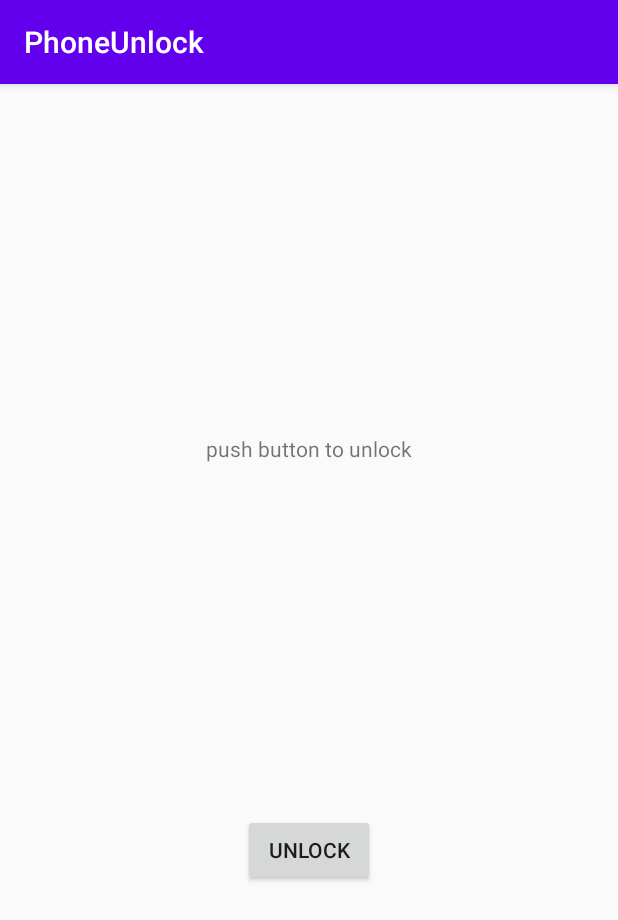
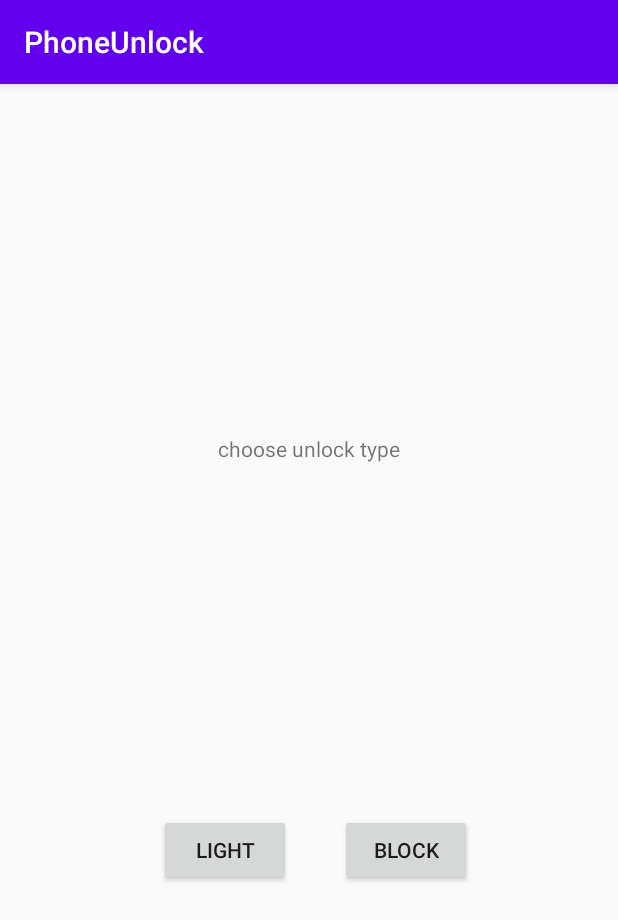
Before and after one commit to mitchgoertzen/Phone_Unlock, an Android app: the screen it shows after launch (MainActivity), on a phone screen of 412 x 824 dp. Shown: the top 920 px of the screen. Run offline under Robolectric (Android 15) with nearby library versions, the phone set to English and light mode, and no system bars.

Commit message:
create starting template

```diff
--- /dev/null
+++ b/app/src/main/java/com/example/phoneunlock/HomeScreen.java
@@ -0,0 +1,42 @@
+package com.example.phoneunlock;
+
+        import android.os.Bundle;
+        import android.view.LayoutInflater;
+        import android.view.View;
+        import android.view.ViewGroup;
+
+        import androidx.annotation.NonNull;
+        import androidx.fragment.app.Fragment;
+        import androidx.navigation.fragment.NavHostFragment;
+
+public class HomeScreen extends Fragment {
+
+    @Override
+    public View onCreateView(
+            LayoutInflater inflater, ViewGroup container,
+            Bundle savedInstanceState
+    ) {
+        // Inflate the layout for this fragment
+        return inflater.inflate(R.layout.home_screen, container, false);
+    }
+
+    public void onViewCreated(@NonNull View view, Bundle savedInstanceState) {
+        super.onViewCreated(view, savedInstanceState);
+
+        view.findViewById(R.id.button_light).setOnClickListener(new View.OnClickListener() {
+            @Override
+            public void onClick(View view) {
+                NavHostFragment.findNavController(HomeScreen.this)
+                        .navigate(R.id.Home_to_Light);
+            }
+        });
+
+        view.findViewById(R.id.button_block).setOnClickListener(new View.OnClickListener() {
+            @Override
+            public void onClick(View view) {
+                NavHostFragment.findNavController(HomeScreen.this)
+                        .navigate(R.id.Home_to_Block);
+            }
+        });
+    }
+}
--- a/app/src/main/res/layout/fragment_first.xml
+++ b/app/src/main/res/layout/block_unlock.xml
@@ -4,19 +4,20 @@
     xmlns:tools="http://schemas.android.com/tools"
     android:layout_width="match_parent"
     android:layout_height="match_parent"
-    tools:context=".FirstFragment">
+    tools:context=".BlockUnlock">
+
     <TextView
         android:id="@+id/textview_first"
         android:layout_width="wrap_content"
         android:layout_height="wrap_content"
-        android:text="push button to unlock"
-        app:layout_constraintBottom_toTopOf="@id/button_first"
+        android:text="move blocks to unlock"
+        app:layout_constraintBottom_toTopOf="@id/button_blockunlock"
         app:layout_constraintEnd_toEndOf="parent"
         app:layout_constraintStart_toStartOf="parent"
         app:layout_constraintTop_toTopOf="parent" />
 
     <Button
-        android:id="@+id/button_first"
+        android:id="@+id/button_blockunlock"
         android:layout_width="wrap_content"
         android:layout_height="wrap_content"
         android:text="unlock"
@@ -25,5 +26,4 @@
         app:layout_constraintStart_toStartOf="parent"
         app:layout_constraintTop_toBottomOf="@id/textview_first" />
 
-
 </androidx.constraintlayout.widget.ConstraintLayout>
--- a/app/src/main/res/layout/fragment_second.xml
+++ b/app/src/main/res/layout/home_screen.xml
@@ -4,24 +4,39 @@
     xmlns:tools="http://schemas.android.com/tools"
     android:layout_width="match_parent"
     android:layout_height="match_parent"
-    tools:context=".SecondFragment">
-
+    tools:context=".HomeScreen">
     <TextView
-        android:id="@+id/textview_second"
+        android:id="@+id/textview_first"
         android:layout_width="wrap_content"
         android:layout_height="wrap_content"
-        app:layout_constraintBottom_toTopOf="@id/button_second"
+        android:text="choose unlock type"
+        app:layout_constraintBottom_toTopOf="@id/button_light"
         app:layout_constraintEnd_toEndOf="parent"
         app:layout_constraintStart_toStartOf="parent"
         app:layout_constraintTop_toTopOf="parent" />
 
     <Button
-        android:id="@+id/button_second"
+        android:id="@+id/button_light"
         android:layout_width="wrap_content"
         android:layout_height="wrap_content"
-        android:text="@string/previous"
+        android:text="light"
         app:layout_constraintBottom_toBottomOf="parent"
         app:layout_constraintEnd_toEndOf="parent"
+        app:layout_constraintHorizontal_bias="0.328"
         app:layout_constraintStart_toStartOf="parent"
-        app:layout_constraintTop_toBottomOf="@id/textview_second" />
+        app:layout_constraintTop_toBottomOf="@id/textview_first" />
+
+    <Button
+        android:id="@+id/button_block"
+        android:layout_width="wrap_content"
+        android:layout_height="wrap_content"
+        android:text="block"
+        app:layout_constraintBottom_toBottomOf="parent"
+        app:layout_constraintEnd_toEndOf="parent"
+        app:layout_constraintHorizontal_bias="0.699"
+        app:layout_constraintStart_toStartOf="parent"
+        app:layout_constraintTop_toBottomOf="@id/textview_first"
+        app:layout_constraintVertical_bias="0.501" />
+
+
 </androidx.constraintlayout.widget.ConstraintLayout>
--- a/app/src/main/res/navigation/nav_graph.xml
+++ b/app/src/main/res/navigation/nav_graph.xml
@@ -3,26 +3,37 @@
     xmlns:app="http://schemas.android.com/apk/res-auto"
     xmlns:tools="http://schemas.android.com/tools"
     android:id="@+id/nav_graph"
-    app:startDestination="@id/FirstFragment">
+    app:startDestination="@id/HomeScreen">
 
     <fragment
-        android:id="@+id/FirstFragment"
-        android:name="com.example.phoneunlock.FirstFragment"
+        android:id="@+id/HomeScreen"
+        android:name="com.example.phoneunlock.HomeScreen"
         android:label="@string/first_fragment_label"
-        tools:layout="@layout/fragment_first">
+        tools:layout="@layout/home_screen">
 
         <action
-            android:id="@+id/action_FirstFragment_to_SecondFragment"
-            app:destination="@id/SecondFragment" />
+            android:id="@+id/Home_to_Block"
+            app:destination="@id/BlockUnlock" />
+        <action
+            android:id="@+id/Home_to_Light"
+            app:destination="@id/LightUnlock" />
     </fragment>
     <fragment
-        android:id="@+id/SecondFragment"
-        android:name="com.example.phoneunlock.SecondFragment"
+        android:id="@+id/BlockUnlock"
+        android:name="com.example.phoneunlock.BlockUnlock"
         android:label="@string/second_fragment_label"
-        tools:layout="@layout/fragment_second">
+        tools:layout="@layout/block_unlock">
 
         <action
             android:id="@+id/action_SecondFragment_to_FirstFragment"
-            app:destination="@id/FirstFragment" />
+            app:destination="@id/HomeScreen" />
+    </fragment>
+    <fragment
+        android:id="@+id/LightUnlock"
+        android:name="com.example.phoneunlock.LightUnlock"
+        android:label="LightUnlock" >
+        <action
+            android:id="@+id/action_lightUnlock_to_HomeScreen"
+            app:destination="@id/HomeScreen" />
     </fragment>
 </navigation>
```
Also changed, not shown: app/src/main/java/com/example/phoneunlock/BlockUnlock.java (added, +33 -0 lines), app/src/main/java/com/example/phoneunlock/LightUnlock.java (renamed from app/src/main/java/com/example/phoneunlock/SecondFragment.java, +4 -5 lines), app/src/main/res/layout/light_unlock.xml (added, +29 -0 lines).
